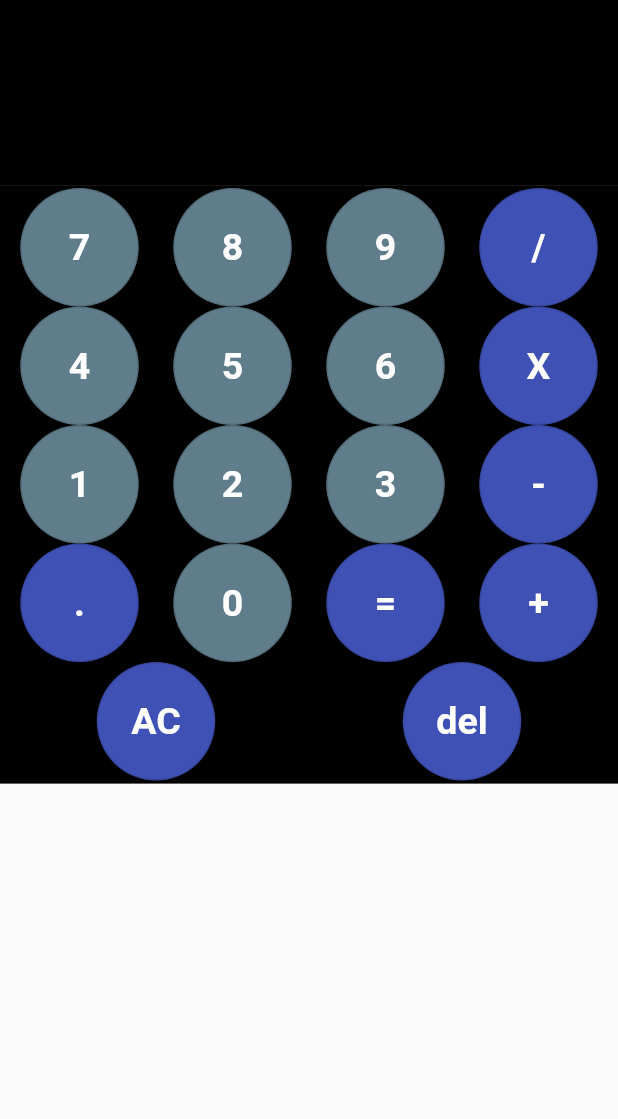
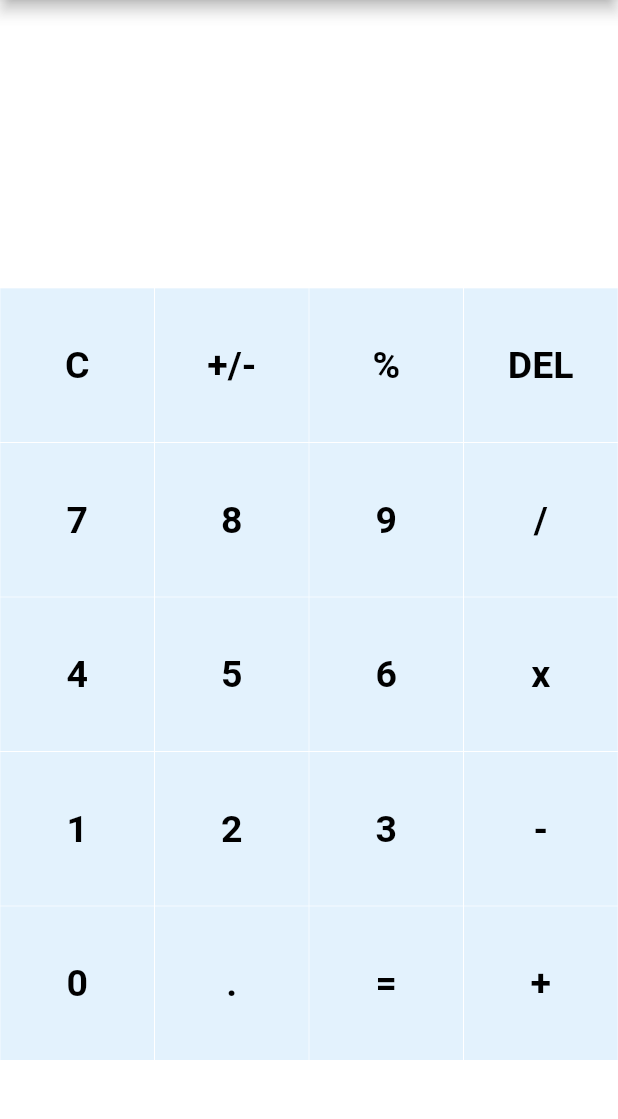
Before and after one commit to carlaval655/calculadora_flutter, a Flutter app: the screen it shows after launch, on a phone screen of 412 x 824 dp, the part 84-1203 px from its top. Run offline on Flutter 3.47's test engine with Material 2 defaults, Android fonts, the phone set to English and light mode, and no system bars; our stand-ins replace math_expressions.

Commit message:
Implementacion calculadora con BLoC

```diff
--- /dev/null
+++ b/lib/bloc/bloc.dart
@@ -0,0 +1,3 @@
+abstract class Bloc{
+  void dispose();
+}
--- /dev/null
+++ b/lib/bloc/calculadora_bloc.dart
@@ -0,0 +1,26 @@
+import 'dart:async';
+
+import 'package:calculadora_flutter/bl/calculadora_bl.dart';
+
+import 'bloc.dart';
+
+class CalculadoraBloc implements Bloc{
+  final _calculadoraBl = CalculadoraBl();
+
+  final _calculadoraController = StreamController<int>();
+
+  Sink<int?> get pressKeySink => _calculadoraController.sink;
+
+  late Stream<String?> calculadoraStream;
+
+  CalculadoraBloc(){
+    calculadoraStream = _calculadoraController.stream.asyncMap((key){
+      return _calculadoraBl.onKeyPress(key);
+    });
+  }
+
+  @override
+  void dispose(){
+    _calculadoraController.close();
+  }
+}
--- a/lib/main.dart
+++ b/lib/main.dart
@@ -1,7 +1,11 @@
-// ignore_for_file: prefer_const_constructors, avoid_print
 
+import 'package:calculadora_flutter/bloc/bloc_provider.dart';
+import 'package:calculadora_flutter/bloc/calculadora_bloc.dart';
 import 'package:flutter/material.dart';
 
+import 'bloc/calculadora_bloc.dart';
+import 'widgets/boton.dart';
+final List<String> botones = ['C','+/-','%','DEL','7','8','9','/','4','5','6','x','1','2','3','-','0','.','=','+'];
 void main() {
   runApp(const MyApp());
 }
@@ -11,197 +15,103 @@ class MyApp extends StatelessWidget {
 
   @override
   Widget build(BuildContext context) {
-    return MaterialApp(
+    return BlocProvider(
+      bloc: CalculadoraBloc(),
+      child: MaterialApp(
+        title: 'Calculator',
         theme: ThemeData(
-        primarySwatch: Colors.indigo,
+          primarySwatch: Colors.indigo
         ),
-      home: const MyHomePage(title: 'Calculadora'),
+        home: const MyHomePage(),
+      )
     );
   }
 }
 
 class MyHomePage extends StatefulWidget {
-  const MyHomePage({Key? key, required this.title}) : super(key: key);
-
-  final String title;
+  const MyHomePage({Key? key}) : super(key: key);
 
   @override
   State<MyHomePage> createState() => _MyHomePageState();
 }
 
 class _MyHomePageState extends State<MyHomePage> {
+  var input = '', answer = '';
 
-  String output = "";
 
-  String _output = ""; //Output temporal para cambiar de estado output
-  double num1=0.0;
-  double num2=0.0;
-  String operacion="";
-
-  buttonPressed(String buttonText){
-    if (buttonText=="AC"){
-      _output="0";
-      num1=0.0;
-      num2=0.0;
-      operacion="";
-    } else if(buttonText=="del"){
-      int pos = _output.length - 1;
-      _output = _output.substring(0, pos);
-
-    }else if(buttonText=="+" || buttonText=="-" || buttonText=="X" || buttonText=="/"){//Significa que el usuario ya ingreso un numero e ingresara el siguiente
-      num1=double.parse(output);
-
-      operacion=buttonText;
-
-      _output = "0";
-    } else if (buttonText=="."){
-      if(_output.contains(".")){
-        print("El numero ya tiene decimales");
-        return;
-      } else{
-        _output=_output+buttonText;
-      }
-    } else if(buttonText=="="){
-      num2= double.parse(output);
-      if (operacion=="+"){
-        _output=(num1+num2).toString();
-      }
-      if (operacion=="-"){
-        _output=(num1-num2).toString();
-      }
-      if (operacion=="X"){
-        _output=(num1*num2).toString();
-      }
-      if (operacion=="/"){
-        _output=(num1/num2).toString();
-      }
-
-      num1 = 0.0;
-      num2 = 0.0;
-      operacion = "";
-
-    } else{
-      _output = _output + buttonText;
-    }
-
-    print(_output);
-
-    setState(() {
-
-      output=double.parse(_output).toStringAsFixed(2);
-
-    });
-
-  }
-
-  Widget buildButton(String buttonText) {
-    return Expanded(
-      child: OutlinedButton(
-        style: OutlinedButton.styleFrom(
-          padding: EdgeInsets.all(25),
-          backgroundColor: Colors.blueGrey,
-          shape: CircleBorder(),
+  @override
+  Widget build(BuildContext context){
+    final blocCalculadora = BlocProvider.of<CalculadoraBloc>(context);
+    return Scaffold(
+      appBar: AppBar(
+        title: const Text("Calculadora"),
       ),
-        onPressed: () {
-          buttonPressed(buttonText);
-        },
-        child: Text(buttonText,
-        style: TextStyle(
-          fontSize: 25,
-          fontWeight: FontWeight.bold,
-          color: Colors.white,
+      backgroundColor: Colors.white38,
+      body: Column(
+        children: <Widget>[
+          Expanded(
+            child:Container(
+              child: Column(
+                mainAxisAlignment: MainAxisAlignment.spaceEvenly,
+                children: <Widget>[
+                  Container(
+                    padding: const EdgeInsets.all(20),
+                    alignment: Alignment.centerRight,
+                    child: Text(
+                      input,
+                      style: const TextStyle(fontSize: 18, color: Colors.white),
                     ),
                   ),
+                  Container(
+                    padding: const EdgeInsets.all(15),
+                    alignment: Alignment.centerRight,
+                    child: _buildAnswer(blocCalculadora),
+                    )
+                ]
+              )
+            )
+          ),
+          Expanded(
+            flex: 3,
+            child: Container(
+              child: GridView.builder(
+                itemCount: botones.length,
+                gridDelegate: const SliverGridDelegateWithFixedCrossAxisCount(
+                  crossAxisCount: 4,
+                ),
+                itemBuilder: (BuildContext context, int index){
+                  return Boton(
+                    botonPresionado:(){
+                      print("Se presiono $index");
+                      blocCalculadora.pressKeySink.add(index);
+                    },
+                    textoBoton: botones[index],
+                    colorFondo: Colors.blue[50],
+                    colorTexto: Colors.black,
+                  );
+                }
+              )
+            )
+          ),
+        ]
       )
     );
   }
 
- Widget buildOperationButton(String buttonText) {
-    return Expanded(
-      child: OutlinedButton(
-        style: OutlinedButton.styleFrom(
-          padding: EdgeInsets.all(25),
-          backgroundColor: Colors.indigo,
-          shape: CircleBorder(),
-        ),
-        onPressed: () {
-          buttonPressed(buttonText);
-        },
-        child: Text(buttonText,
-        style: TextStyle(
-          fontSize: 25,
-          fontWeight: FontWeight.bold,
-          color: Colors.white,
-        ),
-        ),
-      )
+  Widget _buildAnswer(CalculadoraBloc bloc){
+    return StreamBuilder<String?>(
+      stream: bloc.calculadoraStream,
+      builder: (context, snapshot){
+        print("StreamBuilder:${snapshot.data}");
+        var answer="0";
+        if (snapshot.data != null){
+          answer = snapshot.data.toString();
+        }
+        return Text(
+          answer,
+          style: const TextStyle(fontSize: 30, color: Colors.white, fontWeight: FontWeight.bold),
         );
       }
-
-  @override
-  Widget build(BuildContext context) {
-    return Scaffold(
-      appBar: AppBar(
-        title: Text(widget.title),
-      ),
-      body: Container(
-        child: Column(children: <Widget>[
-          Container(
-            decoration: BoxDecoration(color: Colors.black),
-            alignment: Alignment.centerRight,
-            padding: EdgeInsets.symmetric(
-              vertical: 40.7,
-              horizontal: 12,
-            ),
-            child: Text(output,
-            style:TextStyle(
-              color: Colors.white,
-              fontSize: 36,
-              fontWeight: FontWeight.bold,
-            ))),
-
-          Container(
-            decoration: BoxDecoration(color:Colors.black),
-            padding: EdgeInsets.all(2),
-            child: Column(children: [
-              Row(
-                children: [
-                buildButton("7"),
-                buildButton('8'),
-                buildButton('9'),
-                buildOperationButton('/'),
-              ]),
-
-              Row(children: [
-                buildButton('4'),
-                buildButton('5'),
-                buildButton('6'),
-                buildOperationButton('X'),
-              ]),
-
-              Row(children: [
-                buildButton('1'),
-                buildButton('2'),
-                buildButton('3'),
-                buildOperationButton('-'),
-              ]),
-
-              Row(children: [
-                buildOperationButton('.'),
-                buildButton('0'),
-                buildOperationButton('='),
-                buildOperationButton('+'),
-              ]),
-
-              Row(children: [
-                buildOperationButton('AC'),
-                buildOperationButton("del"),
-              ]),
-
-            ]),
-          ),
-        ]),
-      ),
     );
   }
 }
--- /dev/null
+++ b/lib/widgets/boton.dart
@@ -0,0 +1,40 @@
+import 'package:flutter/material.dart';
+
+class Boton extends StatelessWidget{
+  final colorFondo;
+  final colorTexto;
+  final String textoBoton;
+  final botonPresionado;
+
+  Boton(
+    {this.colorFondo,
+    this.colorTexto,
+    required this.textoBoton,
+    this.botonPresionado,
+    }
+  );
+
+  Widget build(BuildContext context){
+    return GestureDetector(
+      onTap: botonPresionado,
+      child: Padding(
+        padding: const EdgeInsets.all(0.2),
+        child: ClipRect(
+          child: Container(
+            color: colorFondo,
+            child: Center(
+              child: Text(
+                textoBoton,
+                style: TextStyle(
+                  color:colorTexto,
+                  fontSize: 25,
+                  fontWeight: FontWeight.bold,
+                )
+              )
+            )
+          ),
+        )
+      )
+    );
+  }
+}
--- a/pubspec.yaml
+++ b/pubspec.yaml
@@ -29,6 +29,7 @@ environment:
 dependencies:
   flutter:
     sdk: flutter
+  math_expressions: ^2.0.0
 
 
   # The following adds the Cupertino Icons font to your application.
```
Also changed, not shown: lib/bl/calculadora_bl.dart (added, +31 -0 lines), lib/bloc/bloc_provider.dart (added, +32 -0 lines), pubspec.lock. Lines whose indentation alone changed are shown as unchanged.
